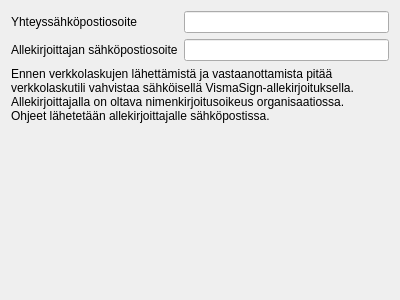
Before: the Qt Designer form kitsas/maaritys/verkkolasku/finvoicevelhoemail.ui in artoh/kitupiikki, drawn with Qt 5.
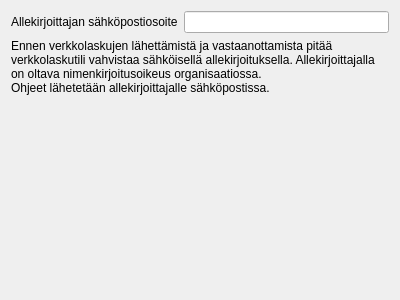
After: the same form once the commit is applied.

The edit to the form file:
```diff
--- a/kitsas/maaritys/verkkolasku/finvoicevelhoemail.ui
+++ b/kitsas/maaritys/verkkolasku/finvoicevelhoemail.ui
@@ -17,23 +17,13 @@
    <item>
     <layout class="QFormLayout" name="formLayout">
      <item row="0" column="0">
-      <widget class="QLabel" name="label">
-       <property name="text">
-        <string>Yhteyssähköpostiosoite</string>
-       </property>
-      </widget>
-     </item>
-     <item row="0" column="1">
-      <widget class="QLineEdit" name="emailEdit"/>
-     </item>
-     <item row="1" column="0">
       <widget class="QLabel" name="label_2">
        <property name="text">
         <string>Allekirjoittajan sähköpostiosoite</string>
        </property>
       </widget>
      </item>
-     <item row="1" column="1">
+     <item row="0" column="1">
       <widget class="QLineEdit" name="authemail"/>
      </item>
     </layout>
@@ -41,7 +31,7 @@
    <item>
     <widget class="QLabel" name="label_3">
      <property name="text">
-      <string>Ennen verkkolaskujen lähettämistä ja vastaanottamista pitää verkkolaskutili vahvistaa sähköisellä VismaSign-allekirjoituksella. Allekirjoittajalla on oltava nimenkirjoitusoikeus organisaatiossa.
+      <string>Ennen verkkolaskujen lähettämistä ja vastaanottamista pitää verkkolaskutili vahvistaa sähköisellä allekirjoituksella. Allekirjoittajalla on oltava nimenkirjoitusoikeus organisaatiossa.
 Ohjeet lähetetään allekirjoittajalle sähköpostissa.</string>
      </property>
      <property name="wordWrap">
```
